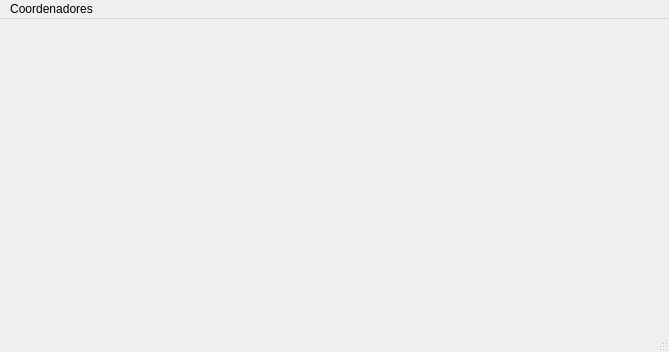
The window that Uehara/Forms/administrador.ui (UnPComp2013/Grupo3) describes before a commit, drawn with Qt 5.
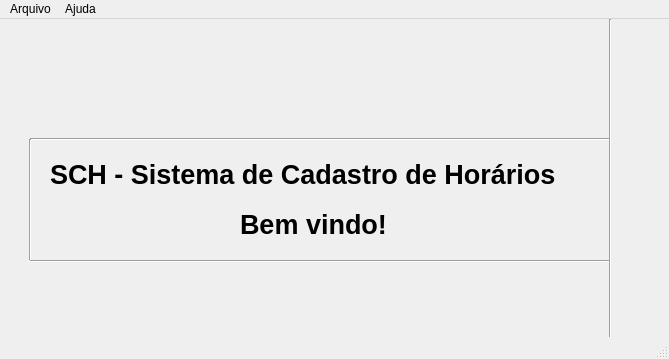
The same window after the commit.

```diff
--- a/Uehara/Forms/administrador.ui
+++ b/Uehara/Forms/administrador.ui
@@ -7,13 +7,106 @@
     <x>0</x>
     <y>0</y>
     <width>669</width>
-    <height>352</height>
+    <height>359</height>
    </rect>
   </property>
   <property name="windowTitle">
    <string>MainWindow</string>
   </property>
-  <widget class="QWidget" name="centralwidget"/>
+  <widget class="QWidget" name="centralwidget">
+   <widget class="QLabel" name="label">
+    <property name="geometry">
+     <rect>
+      <x>50</x>
+      <y>140</y>
+      <width>541</width>
+      <height>31</height>
+     </rect>
+    </property>
+    <property name="font">
+     <font>
+      <pointsize>20</pointsize>
+      <weight>75</weight>
+      <bold>true</bold>
+     </font>
+    </property>
+    <property name="text">
+     <string>SCH - Sistema de Cadastro de Horários</string>
+    </property>
+   </widget>
+   <widget class="QLabel" name="label_2">
+    <property name="geometry">
+     <rect>
+      <x>240</x>
+      <y>190</y>
+      <width>161</width>
+      <height>31</height>
+     </rect>
+    </property>
+    <property name="font">
+     <font>
+      <pointsize>20</pointsize>
+      <weight>75</weight>
+      <bold>true</bold>
+     </font>
+    </property>
+    <property name="text">
+     <string>Bem vindo!</string>
+    </property>
+   </widget>
+   <widget class="Line" name="line">
+    <property name="geometry">
+     <rect>
+      <x>30</x>
+      <y>232</y>
+      <width>581</width>
+      <height>20</height>
+     </rect>
+    </property>
+    <property name="orientation">
+     <enum>Qt::Horizontal</enum>
+    </property>
+   </widget>
+   <widget class="Line" name="line_2">
+    <property name="geometry">
+     <rect>
+      <x>30</x>
+      <y>110</y>
+      <width>581</width>
+      <height>20</height>
+     </rect>
+    </property>
+    <property name="orientation">
+     <enum>Qt::Horizontal</enum>
+    </property>
+   </widget>
+   <widget class="Line" name="line_3">
+    <property name="geometry">
+     <rect>
+      <x>20</x>
+      <y>120</y>
+      <width>20</width>
+      <height>121</height>
+     </rect>
+    </property>
+    <property name="orientation">
+     <enum>Qt::Vertical</enum>
+    </property>
+   </widget>
+   <widget class="Line" name="line_4">
+    <property name="geometry">
+     <rect>
+      <x>600</x>
+      <y>0</y>
+      <width>20</width>
+      <height>331</height>
+     </rect>
+    </property>
+    <property name="orientation">
+     <enum>Qt::Vertical</enum>
+    </property>
+   </widget>
+  </widget>
   <widget class="QMenuBar" name="menubar">
    <property name="geometry">
     <rect>
@@ -23,9 +116,9 @@
      <height>21</height>
     </rect>
    </property>
-   <widget class="QMenu" name="menuCoordenadores">
+   <widget class="QMenu" name="menuArquivo">
     <property name="title">
-     <string>Coordenadores</string>
+     <string>Arquivo</string>
     </property>
     <addaction name="actionCadastrar"/>
     <addaction name="separator"/>
@@ -33,7 +126,17 @@
     <addaction name="separator"/>
     <addaction name="actionListar4"/>
    </widget>
-   <addaction name="menuCoordenadores"/>
+   <widget class="QMenu" name="menuAjuda">
+    <property name="title">
+     <string>Ajuda</string>
+    </property>
+    <addaction name="actionSobre_o_SCH"/>
+    <addaction name="separator"/>
+    <addaction name="actionExibir_Ajuda"/>
+    <addaction name="separator"/>
+   </widget>
+   <addaction name="menuArquivo"/>
+   <addaction name="menuAjuda"/>
   </widget>
   <widget class="QStatusBar" name="statusbar"/>
   <action name="actionCadastrar">
```
Left out of the diff: 79 changed lines with no effect on the pictures.
